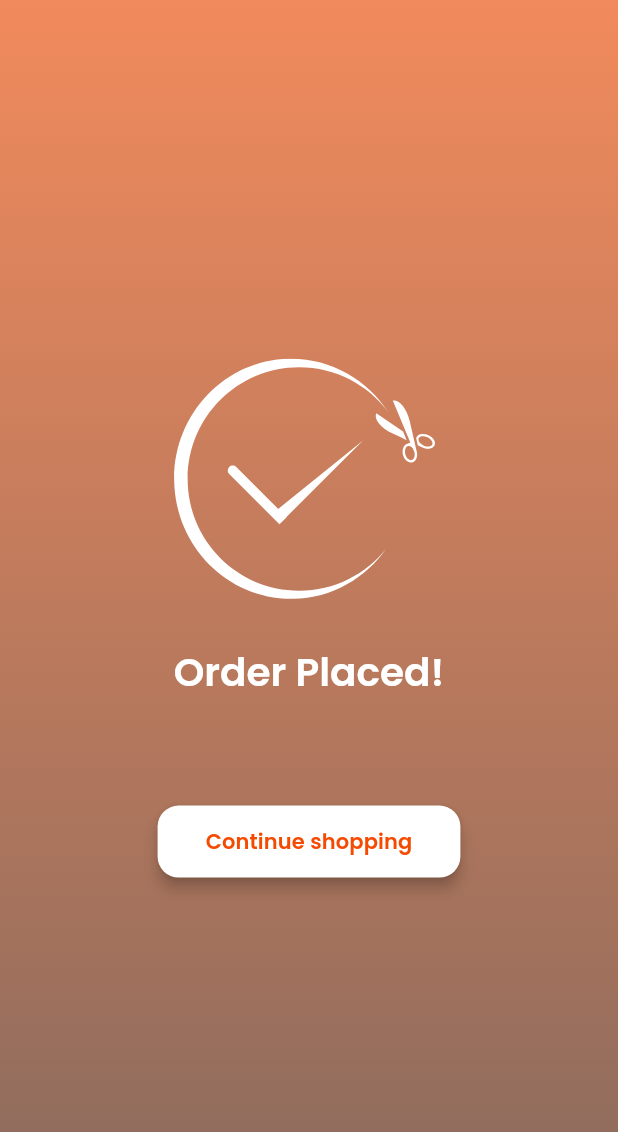
After one commit to LegitFR/ProBeauty-App, a Flutter app: the AnimatedSuccessScreen screen opened directly, on a phone screen of 412 x 824 dp. The commit adds this screen. Shown: the top 1132 px of the screen. Run offline on Flutter 3.47's test engine with Material 3 defaults, Android fonts, the phone set to English and light mode, and no system bars; our stand-ins replace carousel_slider, curved_navigation_bar, firebase_core, firebase_messaging, flutter_dotenv, flutter_local_notifications and 7 more; missing offline and left inert: flutter_sound, flutter_stripe; accounts and stored records are empty; project files that could hold a hidden picture were left out.

Commit message:
added booking and order success animation

```diff
--- a/lib/pages/decision_screen.dart
+++ b/lib/pages/decision_screen.dart
@@ -6,6 +6,7 @@ import 'package:probeauty_app/l10n/app_localizations.dart';
 import 'package:probeauty_app/resources/AppColors.dart';
 import 'package:flutter_svg/flutter_svg.dart';
 import 'package:probeauty_app/services/google_auth_service.dart';
+import 'package:probeauty_app/widgets/success_animation.dart';
 
 class DecisionScreen extends StatefulWidget {
   const DecisionScreen({super.key});
--- /dev/null
+++ b/lib/widgets/success_animation.dart
@@ -0,0 +1,241 @@
+import 'dart:async';
+import 'package:flutter/material.dart';
+import 'package:flutter_svg/flutter_svg.dart';
+import 'package:probeauty_app/resources/AppColors.dart';
+
+/// ------------------------------------------------------------
+/// REUSABLE SUCCESS SCREEN
+/// Works for:
+/// - Appointment booked
+/// - Product order placed
+/// - Payment success
+/// - Any confirmation flow
+///
+/// Features:
+/// - Animated beige → orange gradient background
+/// - SVG auto color switching (black → white)
+/// - Button slides up from bottom
+/// - Auto close or manual continue
+/// ------------------------------------------------------------
+class AnimatedSuccessScreen extends StatefulWidget {
+  final String title;
+  final String buttonText;
+  final VoidCallback onContinue;
+
+  /// Single SVG containing tick + scissors
+  final String successSvgPath;
+
+  /// Auto close timer
+  final Duration autoCloseAfter;
+
+  const AnimatedSuccessScreen({
+    super.key,
+    required this.title,
+    required this.buttonText,
+    required this.onContinue,
+    required this.successSvgPath,
+    this.autoCloseAfter = const Duration(seconds: 4),
+  });
+
+  @override
+  State<AnimatedSuccessScreen> createState() => _AnimatedSuccessScreenState();
+}
+
+class _AnimatedSuccessScreenState extends State<AnimatedSuccessScreen>
+    with TickerProviderStateMixin {
+  late AnimationController _bgController;
+  late AnimationController _buttonController;
+  late AnimationController _iconController;
+
+  bool _showGradient = false;
+  Timer? _autoCloseTimer;
+
+  @override
+  void initState() {
+    super.initState();
+
+    // Background morph animation
+    _bgController = AnimationController(
+      vsync: this,
+      duration: const Duration(milliseconds: 1200),
+    );
+
+    // Button slide-up animation
+    _buttonController = AnimationController(
+      vsync: this,
+      duration: const Duration(milliseconds: 700),
+    );
+
+    // Icon scale-in animation
+    _iconController = AnimationController(
+      vsync: this,
+      duration: const Duration(milliseconds: 600),
+    );
+
+    _startSequence();
+  }
+
+  Future<void> _startSequence() async {
+    // Step 1: Icon pop-in
+    _iconController.forward();
+
+    // Step 2: Button slides up
+    await Future.delayed(const Duration(milliseconds: 600));
+    _buttonController.forward();
+
+    // Step 3: Background morph
+    await Future.delayed(const Duration(milliseconds: 600));
+    setState(() => _showGradient = true);
+    _bgController.forward();
+
+    // Step 4: Auto close
+    _autoCloseTimer = Timer(widget.autoCloseAfter, () {
+      if (mounted) widget.onContinue();
+    });
+  }
+
+  @override
+  void dispose() {
+    _bgController.dispose();
+    _buttonController.dispose();
+    _iconController.dispose();
+    _autoCloseTimer?.cancel();
+    super.dispose();
+  }
+
+  // -----------------------------
+  // GRADIENTS
+  // -----------------------------
+  LinearGradient _beigeGradient() {
+    return const LinearGradient(
+      begin: Alignment.topCenter,
+      end: Alignment.bottomCenter,
+      colors: [AppColors.softIvory, AppColors.softIvory],
+    );
+  }
+
+  LinearGradient _orangeGradient() {
+    return const LinearGradient(
+      begin: Alignment.topCenter,
+      end: Alignment.bottomCenter,
+      colors: [
+        Color.fromRGBO(244, 74, 1, 1),
+        Color.fromRGBO(66, 19, 2, 1),
+      ],
+    );
+  }
+
+  Color get _iconColor => _showGradient ? Colors.white : Colors.black;
+
+  Color get _textColor => _showGradient ? Colors.white : Colors.black;
+
+  // -----------------------------
+  // UI
+  // -----------------------------
+  @override
+  Widget build(BuildContext context) {
+    return Scaffold(
+      body: AnimatedBuilder(
+        animation: _bgController,
+        builder: (_, __) {
+          return Container(
+            decoration: BoxDecoration(
+              gradient: LinearGradient.lerp(
+                _beigeGradient(),
+                _orangeGradient(),
+                _bgController.value,
+              ),
+            ),
+            child: SafeArea(
+              child: Center(
+                child: Column(
+                  mainAxisAlignment: MainAxisAlignment.center,
+                  children: [
+                    // --------------------
+                    // SVG ICON
+                    // --------------------
+                    ScaleTransition(
+                      scale: CurvedAnimation(
+                        parent: _iconController,
+                        curve: Curves.easeOutBack,
+                      ),
+                      child: SvgPicture.asset(
+                        widget.successSvgPath,
+                        width: 180,
+                        colorFilter: ColorFilter.mode(
+                          _iconColor,
+                          BlendMode.srcIn,
+                        ),
+                      ),
+                    ),
+
+                    const SizedBox(height: 28),
+
+                    // --------------------
+                    // TITLE
+                    // --------------------
+                    AnimatedDefaultTextStyle(
+                      duration: const Duration(milliseconds: 600),
+                      curve: Curves.easeInOut,
+                      style: TextStyle(
+                        fontFamily: "PoppinsSemiBold",
+                        fontSize: 26,
+                        color: _textColor,
+                      ),
+                      child: Text(widget.title),
+                    ),
+
+                    const SizedBox(height: 70),
+
+                    // --------------------
+                    // SLIDE-UP BUTTON
+                    // --------------------
+                    SlideTransition(
+                      position: Tween<Offset>(
+                        begin: const Offset(0, 1),
+                        end: Offset.zero,
+                      ).animate(
+                        CurvedAnimation(
+                          parent: _buttonController,
+                          curve: Curves.easeOutCubic,
+                        ),
+                      ),
+                      child: ElevatedButton(
+                        onPressed: () {
+                          _autoCloseTimer?.cancel();
+                          widget.onContinue();
+                        },
+                        style: ElevatedButton.styleFrom(
+                          backgroundColor: _showGradient
+                              ? Colors.white
+                              : AppColors.rusticSunset,
+                          padding: const EdgeInsets.symmetric(
+                            horizontal: 32,
+                            vertical: 14,
+                          ),
+                          shape: RoundedRectangleBorder(
+                            borderRadius: BorderRadius.circular(14),
+                          ),
+                          elevation: 4,
+                        ),
+                        child: Text(
+                          widget.buttonText,
+                          style: TextStyle(
+                            fontFamily: "PoppinsSemiBold",
+                            color: _showGradient
+                                ? AppColors.rusticSunset
+                                : Colors.white,
+                          ),
+                        ),
+                      ),
+                    ),
+                  ],
+                ),
+              ),
+            ),
+          );
+        },
+      ),
+    );
+  }
+}
```
Also changed, not shown: lib/pages/cart_screen.dart (+40 -6 lines), lib/pages/review_confirm_screen.dart (+42 -18 lines), assets/images/icons/success.svg (added).
